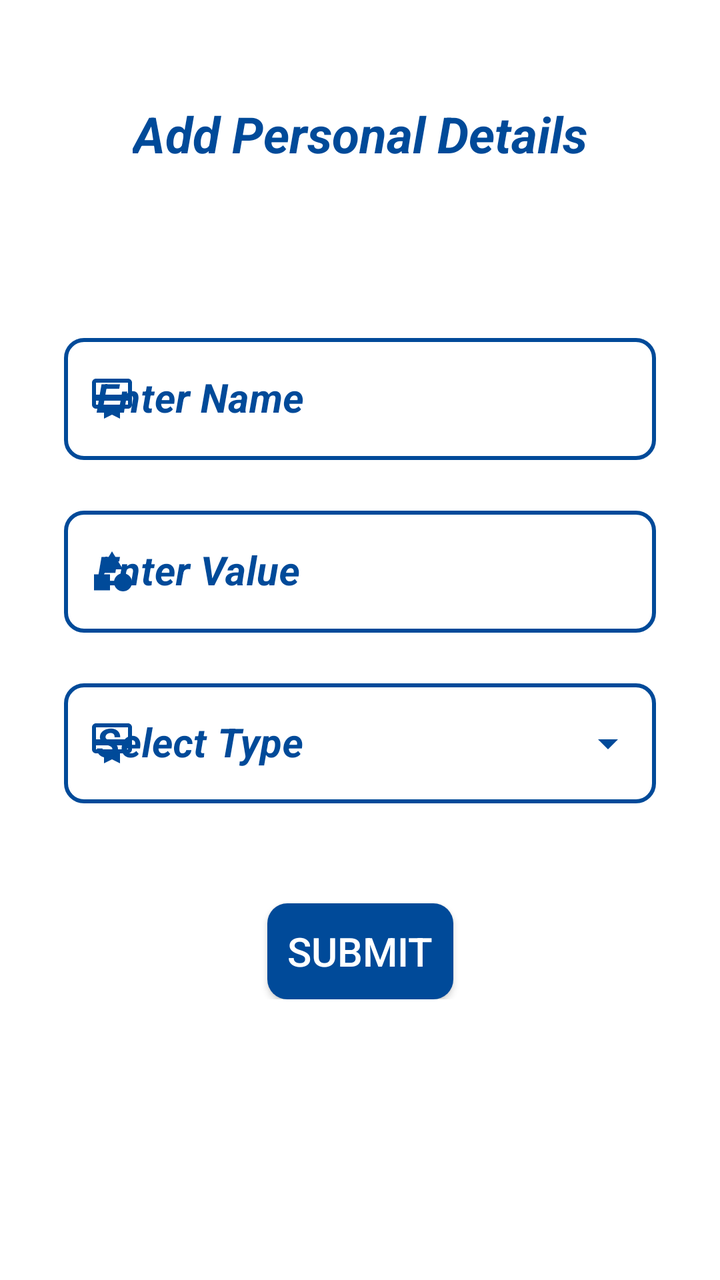
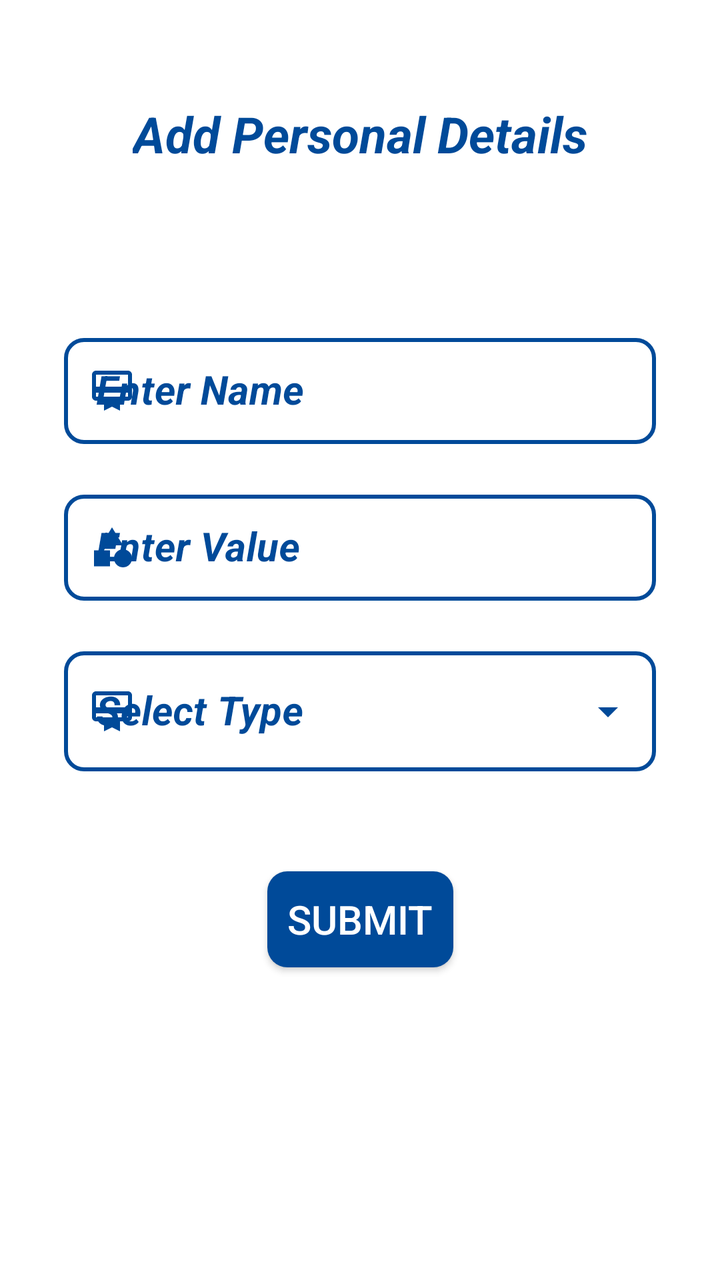

Compare the two renders of this Android layout. The source of the first and the diff that turns it into the second are given below.
<!-- AndroidManifest.xml: application theme AppTheme -->
<!-- res/layout/fragment_personal_details.xml -->
<?xml version="1.0" encoding="utf-8"?>
<FrameLayout xmlns:android="http://schemas.android.com/apk/res/android"
    xmlns:app="http://schemas.android.com/apk/res-auto"
    xmlns:tools="http://schemas.android.com/tools"
    android:layout_width="match_parent"
    android:layout_height="match_parent"
    android:background="@color/white"
    tools:context=".AdminActivity.PersonalDetailsFragment">

    <androidx.constraintlayout.widget.ConstraintLayout
        android:layout_width="match_parent"
        android:layout_height="wrap_content">

        <TextView
            android:id="@+id/perDetailsHeading"
            android:layout_width="wrap_content"
            android:layout_height="wrap_content"
            android:layout_marginTop="50dp"
            android:text="@string/add_personal_details"
            android:textColor="@color/background"
            android:textSize="25sp"
            android:textStyle="bold|italic"
            app:layout_constraintEnd_toEndOf="parent"
            app:layout_constraintStart_toStartOf="parent"
            app:layout_constraintTop_toTopOf="parent" />

        <com.google.android.material.textfield.TextInputLayout
            android:id="@+id/personalNameLayout"
            style="@style/Widget.MaterialComponents.TextInputLayout.OutlinedBox"
            android:layout_width="0dp"
            android:layout_height="wrap_content"
            android:layout_marginStart="32dp"
            android:layout_marginTop="80dp"
            android:layout_marginEnd="32dp"
            android:hint="@string/enter_name"
            android:textColorHint="@color/background"
            android:theme="@style/ThemeOverlay.AppTheme.TextInputEditText.Outlined"
            app:boxCornerRadiusBottomEnd="10dp"
            app:boxCornerRadiusBottomStart="10dp"
            app:boxCornerRadiusTopEnd="10dp"
            app:boxCornerRadiusTopStart="10dp"
            app:boxStrokeColor="@color/grey"
            app:boxStrokeWidth="2dp"
            app:boxStrokeWidthFocused="2dp"
            app:endIconMode="clear_text"
            app:endIconTint="@color/background"
            app:errorTextColor="@color/red"
            app:hintTextColor="@color/background"
            app:layout_constraintEnd_toEndOf="parent"
            app:layout_constraintStart_toStartOf="parent"
            app:layout_constraintTop_toBottomOf="@+id/perDetailsHeading"
            app:startIconDrawable="@drawable/ic_type"
            app:startIconTint="@color/background">

            <com.google.android.material.textfield.TextInputEditText
                android:id="@+id/personalName"
                android:layout_width="match_parent"
                android:layout_height="wrap_content"
                android:imeOptions="actionNext"
                android:inputType="textCapWords"
                android:textColor="@color/background"
                android:textCursorDrawable="@drawable/color_cursor"
                android:textSize="20sp"
                android:textStyle="bold|italic" />
        </com.google.android.material.textfield.TextInputLayout>

        <com.google.android.material.textfield.TextInputLayout
            android:id="@+id/personalValueLayout"
            style="@style/Widget.MaterialComponents.TextInputLayout.OutlinedBox"
            android:layout_width="0dp"
            android:layout_height="wrap_content"
            android:layout_marginTop="20dp"
            android:hint="@string/enter_value"
            android:textColorHint="@color/background"
            android:theme="@style/ThemeOverlay.AppTheme.TextInputEditText.Outlined"
            app:boxCornerRadiusBottomEnd="10dp"
            app:boxCornerRadiusBottomStart="10dp"
            app:boxCornerRadiusTopEnd="10dp"
            app:boxCornerRadiusTopStart="10dp"
            app:boxStrokeColor="@color/grey"
            app:boxStrokeWidth="2dp"
            app:boxStrokeWidthFocused="2dp"
            app:endIconMode="clear_text"
            app:endIconTint="@color/background"
            app:errorTextColor="@color/red"
            app:hintTextColor="@color/background"
            app:layout_constraintEnd_toEndOf="@+id/personalNameLayout"
            app:layout_constraintStart_toStartOf="@+id/personalNameLayout"
            app:layout_constraintTop_toBottomOf="@+id/personalNameLayout"
            app:startIconDrawable="@drawable/ic_category"
            app:startIconTint="@color/background">

            <com.google.android.material.textfield.TextInputEditText
                android:id="@+id/personalValue"
                android:layout_width="match_parent"
                android:layout_height="wrap_content"
                android:imeOptions="actionDone"
                android:inputType="textCapWords"
                android:textColor="@color/background"
                android:textCursorDrawable="@drawable/color_cursor"
                android:textSize="20sp"
                android:textStyle="bold|italic" />
        </com.google.android.material.textfield.TextInputLayout>

        <com.google.android.material.textfield.TextInputLayout
            android:id="@+id/personalTypeLayout"
            style="@style/Widget.MaterialComponents.TextInputLayout.OutlinedBox.Dense.ExposedDropdownMenu"
            android:layout_width="0dp"
            android:layout_height="wrap_content"
            android:layout_marginTop="20dp"
            android:hint="@string/select_type"
            android:textColorHint="@color/background"
            android:theme="@style/ThemeOverlay.AppTheme.TextInputEditText.Outlined"
            app:boxCornerRadiusBottomEnd="10dp"
            app:boxCornerRadiusBottomStart="10dp"
            app:boxCornerRadiusTopEnd="10dp"
            app:boxCornerRadiusTopStart="10dp"
            app:boxStrokeColor="@color/grey"
            app:boxStrokeWidth="2dp"
            app:boxStrokeWidthFocused="2dp"
            app:endIconTint="@color/background"
            app:errorTextColor="@color/red"
            app:hintTextColor="@color/background"
            app:layout_constraintEnd_toEndOf="@+id/personalValueLayout"
            app:layout_constraintStart_toStartOf="@+id/personalValueLayout"
            app:layout_constraintTop_toBottomOf="@+id/personalValueLayout"
            app:startIconDrawable="@drawable/ic_type"
            app:startIconTint="@color/background">

            <AutoCompleteTextView
                android:id="@+id/personalType"
                android:layout_width="match_parent"
                android:layout_height="60sp"
                android:inputType="none"
                android:textColor="@color/background"
                android:textSize="20sp"
                android:textStyle="bold|italic"
                tools:ignore="LabelFor" />
        </com.google.android.material.textfield.TextInputLayout>

        <androidx.appcompat.widget.AppCompatButton
            android:id="@+id/personalSubmit"
            android:layout_width="wrap_content"
            android:layout_height="wrap_content"
            android:layout_marginTop="50dp"
            android:background="@drawable/button_background"
            android:text="  Submit  "
            android:textColor="@color/white"
            android:textSize="20sp"
            app:layout_constraintEnd_toEndOf="parent"
            app:layout_constraintStart_toStartOf="parent"
            app:layout_constraintTop_toBottomOf="@+id/personalTypeLayout"
            tools:ignore="HardcodedText" />

    </androidx.constraintlayout.widget.ConstraintLayout>

</FrameLayout>
<!-- resources referenced by this layout -->
<resources>
  <color name="background">#004A99</color>
  <color name="grey">#808080</color>
  <color name="red">#FF0000</color>
  <color name="white">#FFFFFFFF</color>
  <!-- drawable button_background (drawable) -->
  <?xml version="1.0" encoding="utf-8"?>
  <ripple xmlns:android="http://schemas.android.com/apk/res/android"
      android:color="@color/white">
      <item>
          <shape android:shape="rectangle">
              <solid android:color="@color/background" />
              <corners android:radius="10dp" />
          </shape>
      </item>
  </ripple>
  <!-- drawable color_cursor (drawable) -->
  <?xml version="1.0" encoding="utf-8"?>
  <shape xmlns:android="http://schemas.android.com/apk/res/android"
      android:shape="rectangle">
      <size android:width="2dp" />
      <solid android:color="@color/background" />
  </shape>
  <!-- drawable ic_category (drawable) -->
  <vector android:height="24dp" android:tint="#FFFFFF"
      android:viewportHeight="24" android:viewportWidth="24"
      android:width="24dp" xmlns:android="http://schemas.android.com/apk/res/android">
      <path android:fillColor="@android:color/white" android:pathData="M12,2l-5.5,9h11z"/>
      <path android:fillColor="@android:color/white" android:pathData="M17.5,17.5m-4.5,0a4.5,4.5 0,1 1,9 0a4.5,4.5 0,1 1,-9 0"/>
      <path android:fillColor="@android:color/white" android:pathData="M3,13.5h8v8H3z"/>
  </vector>
  <!-- drawable ic_type (drawable) -->
  <vector xmlns:android="http://schemas.android.com/apk/res/android"
      android:width="24dp"
      android:height="24dp"
      android:tint="#FFFFFF"
      android:viewportWidth="24"
      android:viewportHeight="24">
      <path
          android:fillColor="@android:color/white"
          android:pathData="M20,2L4,2c-1.11,0 -2,0.89 -2,2v11c0,1.11 0.89,2 2,2h4v5l4,-2 4,2v-5h4c1.11,0 2,-0.89 2,-2L22,4c0,-1.11 -0.89,-2 -2,-2zM20,15L4,15v-2h16v2zM20,10L4,10L4,4h16v6z" />
  </vector>
  <string name="add_personal_details">Add Personal Details</string>
  <string name="enter_name">Enter Name</string>
  <string name="enter_value">Enter Value</string>
  <string name="select_type">Select Type</string>
  <style name="ThemeOverlay.AppTheme.TextInputEditText.Outlined" parent="">
          <item name="colorControlActivated">@color/background</item>
      </style>
  <style name="AppTheme" parent="Theme.MaterialComponents.Light.DarkActionBar">
          
          
          
          <item name="colorPrimary">@color/background</item>
          <item name="colorPrimaryDark">@color/background</item>
          <item name="colorAccent">@color/background</item>
          
          <item name="colorSurface">@color/background</item>
          
          <item name="android:itemTextAppearance">@style/OptionsMenuStyle</item>
      </style>
  <style name="OptionsMenuStyle" parent="@style/TextAppearance.AppCompat.Widget.ActionBar.Title">
          <item name="android:textColor">@color/background</item>
          <item name="android:textStyle">italic|bold</item>
          <item name="android:textSize">15sp</item>
      </style>
</resources>

<!-- the commit's change to res/layout/fragment_personal_details.xml (unified diff, before → after) -->
@@ -9,7 +9,7 @@
 
     <androidx.constraintlayout.widget.ConstraintLayout
         android:layout_width="match_parent"
-        android:layout_height="wrap_content">
+        android:layout_height="match_parent">
 
         <TextView
             android:id="@+id/perDetailsHeading"
<!-- resource entries referenced after the edit -->
@@ -45,7 +45,7 @@
   <string name="enter_name">Enter Name</string>
   <string name="enter_value">Enter Value</string>
   <string name="select_type">Select Type</string>
-  <style name="ThemeOverlay.AppTheme.TextInputEditText.Outlined" parent="">
+  <style name="ThemeOverlay.AppTheme.TextInputEditText.Outlined" parent="Widget.MaterialComponents.TextInputLayout.OutlinedBox.Dense">
           <item name="colorControlActivated">@color/background</item>
       </style>
   <style name="AppTheme" parent="Theme.MaterialComponents.Light.DarkActionBar">
